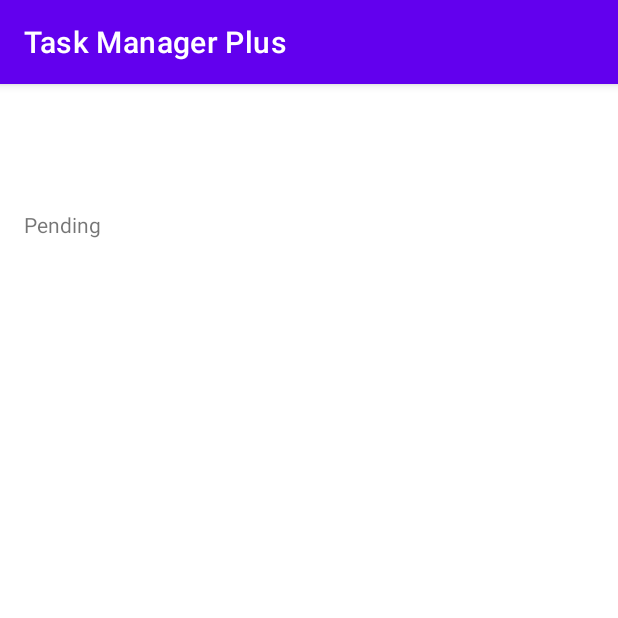
After one commit to maiconfang/taskmanagerplus-android-app, an Android app: the TaskDashboardDetailActivity screen opened directly, with no data from a screen before it, on a phone screen of 412 x 824 dp, the top half of it. The commit adds this screen. Run offline under Robolectric (Android 15) with nearby library versions, the phone set to English and light mode, and no system bars.

Commit message:
feat: implement TaskDashboardDetailActivity and add task click functionality
- Added TaskDashboardDetailActivity to display task details (title, description, status)
- Updated TaskDashboardAdapter to handle task click and pass data to TaskDashboardDetailActivity
- Modified Task.kt to include task status
- Adjusted layout files for task detail and task list item

```diff
--- a/app/TaskManagerPlus/app/src/main/java/maif/taskmanagerplus/model/Task.kt
+++ b/app/TaskManagerPlus/app/src/main/java/maif/taskmanagerplus/model/Task.kt
@@ -2,5 +2,6 @@ package maif.taskmanagerplus.model
 
 data class Task(
     val title: String,
-    val description: String
+    val description: String,
+    val isCompleted: Boolean // New attribute to track task completion
 )
--- /dev/null
+++ b/app/TaskManagerPlus/app/src/main/java/maif/taskmanagerplus/ui/dashboard/TaskDashboardDetailActivity.kt
@@ -0,0 +1,22 @@
+package maif.taskmanagerplus.ui.dashboard
+
+import android.os.Bundle
+import android.widget.TextView
+import androidx.appcompat.app.AppCompatActivity
+import maif.taskmanagerplus.R
+
+class TaskDashboardDetailActivity : AppCompatActivity() {
+
+    override fun onCreate(savedInstanceState: Bundle?) {
+        super.onCreate(savedInstanceState)
+        setContentView(R.layout.activity_task_dashboard_detail)
+
+        val title = intent.getStringExtra("TASK_TITLE")
+        val description = intent.getStringExtra("TASK_DESCRIPTION")
+        val status = intent.getBooleanExtra("TASK_STATUS", false)
+
+        findViewById<TextView>(R.id.tv_task_detail_title).text = title
+        findViewById<TextView>(R.id.tv_task_detail_description).text = description
+        findViewById<TextView>(R.id.tv_task_detail_status).text = if (status) "Completed" else "Pending"
+    }
+}
--- /dev/null
+++ b/app/TaskManagerPlus/app/src/main/res/layout/activity_task_dashboard_detail.xml
@@ -0,0 +1,43 @@
+<?xml version="1.0" encoding="utf-8"?>
+<androidx.constraintlayout.widget.ConstraintLayout xmlns:android="http://schemas.android.com/apk/res/android"
+    xmlns:app="http://schemas.android.com/apk/res-auto"
+    xmlns:tools="http://schemas.android.com/tools"
+    android:layout_width="match_parent"
+    android:layout_height="match_parent"
+    tools:context=".ui.dashboard.TaskDashboardDetailActivity">
+
+    <!-- Task Title -->
+    <TextView
+        android:id="@+id/tv_task_detail_title"
+        android:layout_width="wrap_content"
+        android:layout_height="wrap_content"
+        android:text="Task Title"
+        android:textSize="24sp"
+        android:textStyle="bold"
+        app:layout_constraintTop_toTopOf="parent"
+        app:layout_constraintStart_toStartOf="parent"
+        android:layout_margin="16dp" />
+
+    <!-- Task Description -->
+    <TextView
+        android:id="@+id/tv_task_detail_description"
+        android:layout_width="wrap_content"
+        android:layout_height="wrap_content"
+        android:text="Task Description"
+        app:layout_constraintTop_toBottomOf="@id/tv_task_detail_title"
+        app:layout_constraintStart_toStartOf="parent"
+        android:layout_marginTop="8dp"
+        android:layout_marginStart="16dp" />
+
+    <!-- Task Status -->
+    <TextView
+        android:id="@+id/tv_task_detail_status"
+        android:layout_width="wrap_content"
+        android:layout_height="wrap_content"
+        android:text="Task Status"
+        app:layout_constraintTop_toBottomOf="@id/tv_task_detail_description"
+        app:layout_constraintStart_toStartOf="parent"
+        android:layout_marginTop="8dp"
+        android:layout_marginStart="16dp" />
+
+</androidx.constraintlayout.widget.ConstraintLayout>
```
Also changed, not shown: app/TaskManagerPlus/app/src/main/AndroidManifest.xml (+5 -3 lines), app/TaskManagerPlus/app/src/main/java/maif/taskmanagerplus/ui/dashboard/TaskDashboardActivity.kt (+52 -10 lines), app/TaskManagerPlus/app/src/main/java/maif/taskmanagerplus/ui/dashboard/TaskDashboardAdapter.kt (+11 -3 lines), app/TaskManagerPlus/app/src/main/res/layout/item_task_dashboard.xml (+6 -7 lines).
